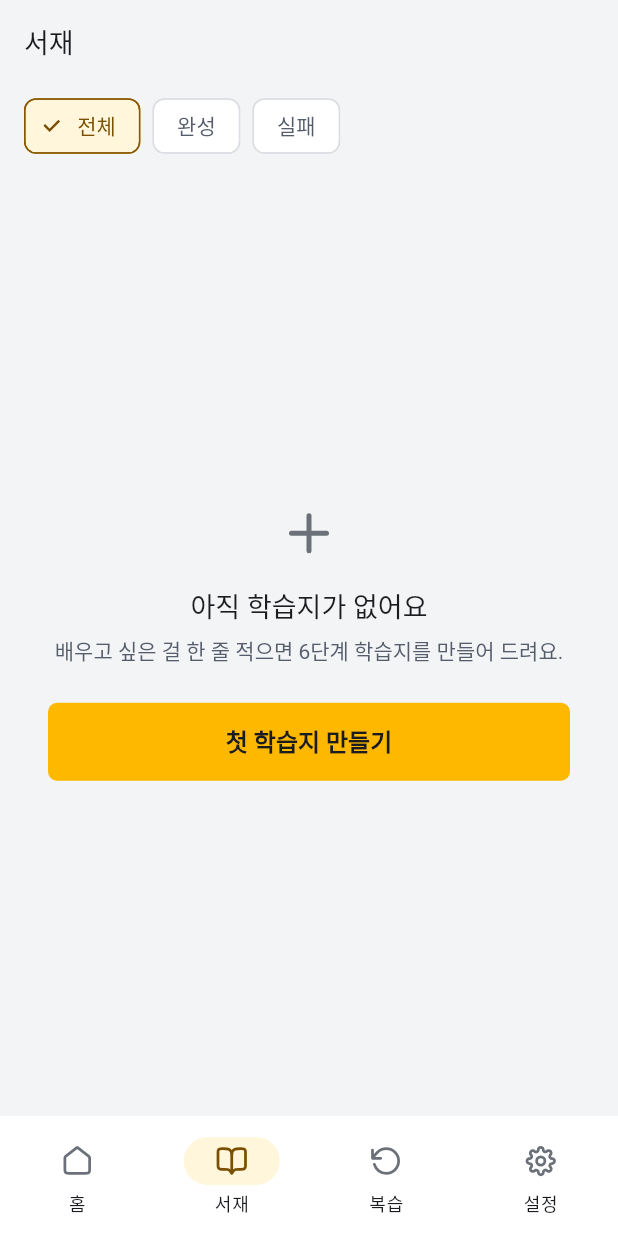
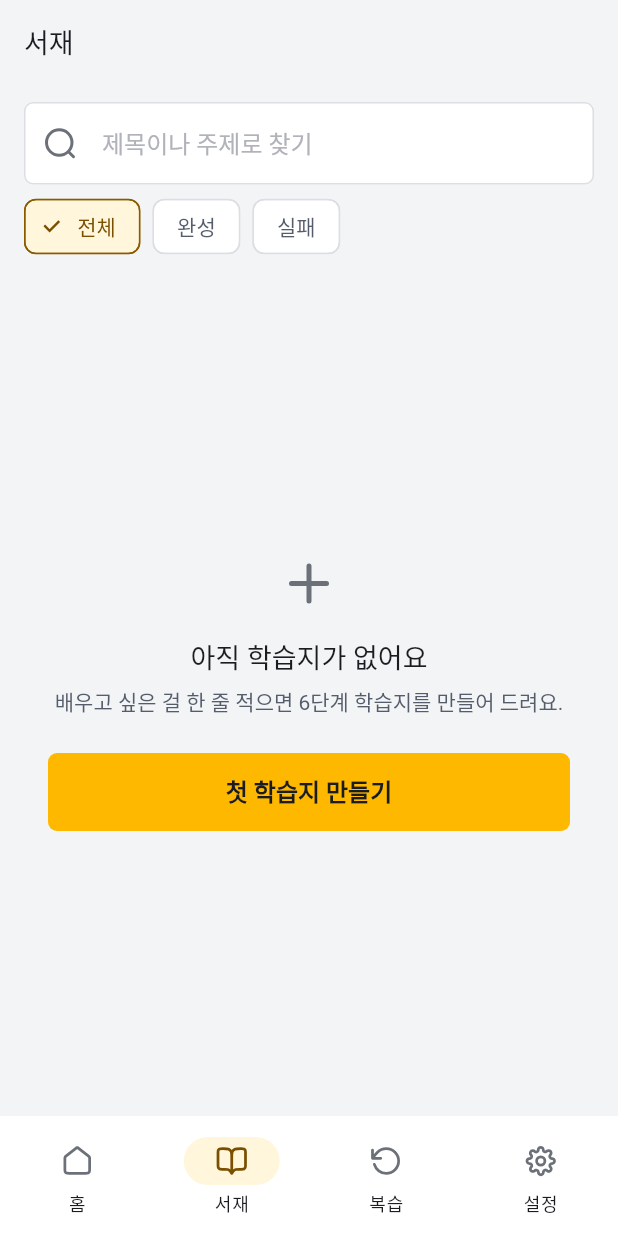
Before and after one commit to teddysbeach/flask, a Flutter app: the LibraryScreen screen opened by its route, on a phone screen of 412 x 824 dp. Run offline on Flutter 3.47's test engine with Material 3 defaults, Android fonts, the phone set to English and light mode, and no system bars; our stand-ins replace app_links, connectivity_plus, flutter_local_notifications, flutter_riverpod, flutter_secure_storage, flutter_svg and 12 more; missing offline and left inert: flutter_inappwebview; accounts and stored records are empty; Roboto replaces fonts that are missing (Pretendard Variable).

Commit message:
학습 기록·서재 검색·데이터 내보내기 — 다시 올 이유와 가져갈 길
학습 기록: responses 와 review_schedules 에 데이터는 진작 쌓이고 있었는데 보여주지
않아서, 다시 오게 하는 장치가 로컬 알림 하나뿐이었다. learning_stats() 로 연속
학습일·처음에 떠올린 비율·누적을 돌려준다.

숫자를 어떻게 세는지가 곧 제품의 태도라 세 가지를 정했다.
  · 틀린 개수가 아니라 떠올린 비율을 보여준다. 틀린 것은 복습으로 돌아오는 것이지
    벌점이 아니다.
  · 연속은 어제까지 이어졌으면 살아 있다. 오늘 아직 안 했다고 0 으로 만들면
    하루 늦게 연 사람이 다시 시작할 마음까지 잃는다.
  · 학습한 날은 "답한 날" 이다. 만들기만 한 날을 세면 성실함이 아니라 결제를 세게 된다.
  · 숫자 옆에는 언제나 다음 행동이 있다. 볼거리로 끝나면 한 번 보고 안 온다.

서재 검색: 받아 온 것 안에서 제목과 주제를 같이 본다. 서버 검색을 붙이면 커서
페이징과 규칙이 두 벌이 되고, 그 복잡함은 수백 장부터 값을 한다. 못 찾으면
"더 불러오기" 로 범위를 넓힐 수 있다.

데이터 내보내기: 지우는 길(탈퇴)만 있고 가져가는 길이 없었다 — 지우기 전에 자기 것을
챙길 방법이 없다는 뜻이다. RLS 가 이미 "내 것만" 을 보장하므로 사용자 토큰으로 그대로
읽는다. 서버 함수를 새로 만들면 그 안에서 범위를 다시 짜야 하고, 그 코드가 틀리면
남의 데이터가 섞인다. 표 하나가 실패해도 나머지는 담는다.

만들기 화면의 예시에 색보정·역사·자료구조를 더했다. 수학·과학만 늘어놓으면
"이 앱은 이과용" 으로 읽혀서 다른 분야를 배우려던 사람이 자기 주제를 안 적는다.

Co-Authored-By: Claude Opus 5 <noreply@anthropic.com>
Claude-Session: https://claude.ai/code/session_01HXeKfV7F8aSt6Y5q7vES5X

```diff
--- a/app/lib/core/routes.dart
+++ b/app/lib/core/routes.dart
@@ -27,6 +27,7 @@ class Routes {
 
   static const reviewSession = '/review/session';
   static const notifications = '/notifications';
+  static const stats = '/stats';
   static const notificationSettings = '/settings/notifications';
 
   static const profile = '/settings/profile';
--- a/app/lib/features/create/create_screen.dart
+++ b/app/lib/features/create/create_screen.dart
@@ -31,12 +31,19 @@ enum CreateLevel {
 
 const _topicMaxLength = 120;
 
+/// 첫 입력의 문턱을 낮추는 예시.
+///
+/// 분야를 일부러 흩어 놓는다. 수학·과학만 늘어놓으면 "이 앱은 이과용" 으로 읽히고,
+/// 그러면 역사나 디자인을 배우려던 사람은 자기 주제를 적어 볼 생각을 안 한다.
 const _examples = <String>[
   '미분이 왜 필요한지',
   '전기와 자기의 관계',
   '정규분포와 표준편차',
   '광합성의 명반응·암반응',
   '수요와 공급이 만나는 지점',
+  '색보정에서 화이트밸런스가 하는 일',
+  '조선의 붕당이 갈라진 이유',
+  '해시 테이블이 빠른 이유',
 ];
 
 /// 학습지 한 장을 주문하는 화면. 이 버튼이 쿼터를 깎는다.
--- a/app/lib/features/library/library_controller.dart
+++ b/app/lib/features/library/library_controller.dart
@@ -6,7 +6,7 @@ import '../../core/app_error.dart';
 import '../../data/worksheet_repository.dart';
 import '../../domain/models.dart';
 
-/// 서재 필터. 검색은 없다 — 목록이 짧고, 검색은 커서 페이징과 섞이면 규칙이 두 벌이 된다.
+/// 서재 필터.
 enum LibraryFilter { all, ready, failed }
 
 extension LibraryFilterLabel on LibraryFilter {
@@ -28,6 +28,7 @@ class LibraryState {
   const LibraryState({
     this.items = const [],
     this.filter = LibraryFilter.all,
+    this.query = '',
     this.loading = true,
     this.loadingMore = false,
     this.endReached = false,
@@ -38,6 +39,13 @@ class LibraryState {
   /// 서버에서 받은 순서 그대로(최신순). 필터는 화면에서만 건다.
   final List<WorksheetSummary> items;
   final LibraryFilter filter;
+
+  /// 제목·주제에서 찾을 말. 빈 문자열이면 검색하지 않는 것과 같다.
+  ///
+  /// **받아 온 것 안에서만** 찾는다. 서버 검색을 붙이면 커서 페이징과 규칙이 두 벌이
+  /// 되는데, 그 복잡함은 학습지 수백 장부터 값을 한다. 대신 화면이 "더 불러오기" 로
+  /// 범위를 넓힐 수 있게 두었다 — 지금 규모에서는 이쪽이 정직하다.
+  final String query;
 
   /// 첫 페이지를 받는 중. 이때만 뼈대를 보여준다.
   final bool loading;
@@ -52,7 +60,19 @@ class LibraryState {
   /// 다음 페이지 실패 — 이미 받은 목록은 그대로 두고 아래에만 알린다.
   final AppError? moreError;
 
-  List<WorksheetSummary> get visible => items.where(filter.matches).toList(growable: false);
+  List<WorksheetSummary> get visible {
+    final q = query.trim().toLowerCase();
+    return items.where((w) {
+      if (!filter.matches(w)) return false;
+      if (q.isEmpty) return true;
+      // 제목과 주제를 같이 본다. 모델이 붙인 제목만 보면 "내가 뭘 적었는지" 로는 못 찾는다.
+      return w.displayTitle.toLowerCase().contains(q) || w.topic.toLowerCase().contains(q);
+    }).toList(growable: false);
+  }
+
+  /// 검색어나 필터가 걸려 있는가. 빈 화면의 문구가 이걸로 갈린다 —
+  /// "학습지가 없어요" 와 "찾는 학습지가 없어요" 는 다른 말이다.
+  bool get narrowed => filter != LibraryFilter.all || query.trim().isNotEmpty;
 
   /// 지금 요청을 하나라도 보내고 있으면 새 요청을 만들지 않는다.
   bool get busy => loading || loadingMore;
@@ -60,6 +80,7 @@ class LibraryState {
   LibraryState copyWith({
     List<WorksheetSummary>? items,
     LibraryFilter? filter,
+    String? query,
     bool? loading,
     bool? loadingMore,
     bool? endReached,
@@ -71,6 +92,7 @@ class LibraryState {
       LibraryState(
         items: items ?? this.items,
         filter: filter ?? this.filter,
+        query: query ?? this.query,
         loading: loading ?? this.loading,
         loadingMore: loadingMore ?? this.loadingMore,
         endReached: endReached ?? this.endReached,
@@ -143,6 +165,11 @@ class LibraryController extends StateNotifier<LibraryState> {
     if (filter == state.filter) return;
     state = state.copyWith(filter: filter);
   }
+
+  void setQuery(String query) {
+    if (query == state.query) return;
+    state = state.copyWith(query: query);
+  }
 }
 
 final libraryControllerProvider =
--- a/app/lib/features/library/library_screen.dart
+++ b/app/lib/features/library/library_screen.dart
@@ -21,13 +21,14 @@ class LibraryScreen extends ConsumerStatefulWidget {
 
 class _LibraryScreenState extends ConsumerState<LibraryScreen> {
   final _scroll = ScrollController();
+  final _search = TextEditingController();
 
   /// 화면이 안 채워졌을 때 자동으로 더 부른 횟수. 필터를 바꾸면 다시 0 이다.
   ///
   /// 상한이 필요하다. "실패" 필터를 걸었는데 실패한 학습지가 하나도 없으면
   /// 상한이 없는 자동 로딩은 서재 전체를 끝까지 긁는다.
   int _autoFills = 0;
-  LibraryFilter? _autoFillFilter;
+  String? _autoFillFilter;
 
   static const _maxAutoFills = 5;
 
@@ -42,6 +43,7 @@ class _LibraryScreenState extends ConsumerState<LibraryScreen> {
     _scroll
       ..removeListener(_onScroll)
       ..dispose();
+    _search.dispose();
     super.dispose();
   }
 
@@ -50,8 +52,10 @@ class _LibraryScreenState extends ConsumerState<LibraryScreen> {
   /// 사용자는 "실패한 학습지가 2장뿐" 이라고 읽지만 다음 페이지에 더 있다.
   /// 그래서 그릴 때마다 한 번 재어 보고, 안 채워졌으면 스스로 더 부른다.
   void _fillViewport(LibraryState state) {
-    if (state.filter != _autoFillFilter) {
-      _autoFillFilter = state.filter;
+    // 필터든 검색어든 좁히는 조건이 바뀌면 다시 센다.
+    final narrowing = '${state.filter}|${state.query}';
+    if (narrowing != _autoFillFilter) {
+      _autoFillFilter = narrowing;
       _autoFills = 0;
     }
     if (state.busy || state.endReached || state.moreError != null) return;
@@ -91,6 +95,10 @@ class _LibraryScreenState extends ConsumerState<LibraryScreen> {
         bottom: false,
         child: Column(
           children: [
+            _SearchField(
+              controller: _search,
+              onChanged: controller.setQuery,
+            ),
             _FilterBar(
               value: state.filter,
               onChanged: controller.setFilter,
@@ -132,13 +140,16 @@ class _LibraryScreenState extends ConsumerState<LibraryScreen> {
     }
 
     if (visible.isEmpty) {
-      // 필터를 걸었는데 이번 페이지에 없을 뿐일 수 있다. 그럴 땐 더 불러올 길을 준다.
-      final filtered = state.filter != LibraryFilter.all;
-      if (filtered && !state.endReached) {
+      // 좁혀 놓았는데 이번 페이지에 없을 뿐일 수 있다. 그럴 땐 더 불러올 길을 준다.
+      final narrowed = state.narrowed;
+      final query = state.query.trim();
+      if (narrowed && !state.endReached) {
         return _scrollable(
           EmptyView(
-            icon: DsIcons.library,
-            title: '여기까지는 ${state.filter.label} 학습지가 없어요',
+            icon: DsIcons.search,
+            title: query.isEmpty
+                ? '여기까지는 ${state.filter.label} 학습지가 없어요'
+                : '여기까지는 "$query" 를 못 찾았어요',
             description: '더 불러와서 찾아볼 수 있어요.',
             actionLabel: state.loadingMore ? '불러오는 중' : '더 불러오기',
             onAction: state.loadingMore ? null : controller.retryMore,
@@ -146,12 +157,18 @@ class _LibraryScreenState extends ConsumerState<LibraryScreen> {
         );
       }
       return _scrollable(
-        filtered
+        narrowed
             ? EmptyView(
-                icon: DsIcons.library,
-                title: '${state.filter.label} 학습지가 없어요',
+                icon: DsIcons.search,
+                title: query.isEmpty
+                    ? '${state.filter.label} 학습지가 없어요'
+                    : '"$query" 를 찾지 못했어요',
                 actionLabel: '전체 보기',
-                onAction: () => controller.setFilter(LibraryFilter.all),
+                onAction: () {
+                  controller.setFilter(LibraryFilter.all);
+                  controller.setQuery('');
+                  _search.clear();
+                },
               )
             : EmptyView(
                 icon: DsIcons.create,
@@ -283,3 +300,50 @@ class _FilterBar extends StatelessWidget {
     );
   }
 }
+
+/// 서재 검색.
+///
+/// 받아 온 것 안에서만 찾는다(LibraryState.visible). 서버 검색을 붙이면 커서 페이징과
+/// 규칙이 두 벌이 되고, 그 복잡함은 학습지 수백 장부터 값을 한다. 대신 못 찾으면
+/// "더 불러오기" 로 범위를 넓힐 수 있게 해 두었다.
+class _SearchField extends StatelessWidget {
+  const _SearchField({required this.controller, required this.onChanged});
+
+  final TextEditingController controller;
+  final ValueChanged<String> onChanged;
+
+  @override
+  Widget build(BuildContext context) {
+    final p = DsTheme.of(context);
+    return Padding(
+      padding: const EdgeInsets.fromLTRB(DsSpace.s4, DsSpace.s3, DsSpace.s4, 0),
+      child: TextField(
+        controller: controller,
+        onChanged: onChanged,
+        textInputAction: TextInputAction.search,
+        decoration: InputDecoration(
+          hintText: '제목이나 주제로 찾기',
+          prefixIcon: Padding(
+            padding: const EdgeInsets.all(DsSpace.s3),
+            child: DsIcon(DsIcons.search, size: 20, color: p.textTertiary),
+          ),
+          // 지우는 버튼은 글자가 있을 때만. 늘 떠 있으면 빈 칸에 X 가 붙어 이상하다.
+          suffixIcon: ValueListenableBuilder<TextEditingValue>(
+            valueListenable: controller,
+            builder: (_, v, __) => v.text.isEmpty
+                ? const SizedBox.shrink()
+                : IconButton(
+                    icon: DsIcon(DsIcons.close, size: 18, color: p.textTertiary),
+                    tooltip: '지우기',
+                    onPressed: () {
+                      controller.clear();
+                      onChanged('');
+                    },
+                  ),
+          ),
+          isDense: true,
+        ),
+      ),
+    );
+  }
+}
--- a/app/lib/features/settings/settings_screen.dart
+++ b/app/lib/features/settings/settings_screen.dart
@@ -111,6 +111,12 @@ class SettingsScreen extends ConsumerWidget {
                   SettingsSection(
                     title: '도움',
                     children: [
+                      SettingsTile(
+                        label: '학습 기록',
+                        description: '연속 학습일과 떠올린 비율',
+                        icon: DsIcons.review,
+                        onTap: () => context.push(Routes.stats),
+                      ),
                       SettingsTile(
                         label: '공지',
                         description: '점검과 중요한 변경',
--- a/app/lib/router.dart
+++ b/app/lib/router.dart
@@ -42,6 +42,7 @@ import 'features/settings/account_screen.dart';
 import 'features/settings/change_password_screen.dart';
 import 'features/settings/settings_screen.dart';
 import 'features/splash/splash_screen.dart';
+import 'features/stats/stats_screen.dart';
 import 'features/support/contact_screen.dart';
 import 'features/support/faq_screen.dart';
 import 'features/support/support_screen.dart';
@@ -263,6 +264,7 @@ List<RouteBase> _routes(Ref ref) => [
       // 공지는 **로그인 전에도** 열려야 한다(publicPaths). 점검 공지가 필요한 순간이
       // 바로 로그인이 안 되는 순간이다.
       GoRoute(path: Routes.notices, builder: (_, __) => const NoticeListScreen()),
+      GoRoute(path: Routes.stats, builder: (_, __) => const StatsScreen()),
 
       StatefulShellRoute.indexedStack(
         builder: (_, __, shell) => HomeShell(navigationShell: shell),
--- a/app/pubspec.yaml
+++ b/app/pubspec.yaml
@@ -47,6 +47,8 @@ dependencies:
 
   # 오프라인 보관함. 학습지 본문과 아직 못 올린 필기를 기기에 둔다.
   path_provider: ^2.1.5
+  # 내 데이터 내보내기(개인정보 이동권). 파일을 만들어 사용자가 고른 앱으로 넘긴다.
+  share_plus: ^10.1.4
 
 dev_dependencies:
   flutter_test:
```
Also changed, not shown: app/lib/data/data_export.dart (added, +78 -0 lines), app/lib/data/stats_repository.dart (added, +76 -0 lines), app/lib/features/settings/account_screen.dart (+54 -1 lines), app/lib/features/stats/stats_screen.dart (added, +245 -0 lines), app/pubspec.lock, 4 other files.
